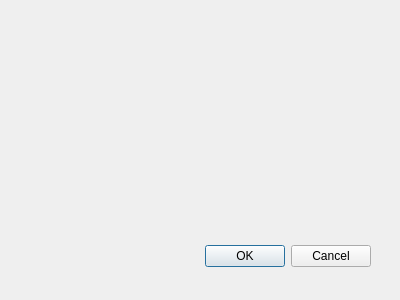
Before: the Qt Designer form bounding_geometries_dialog_base.ui in kuma-gzt/bounding_geometries, drawn with Qt 5.
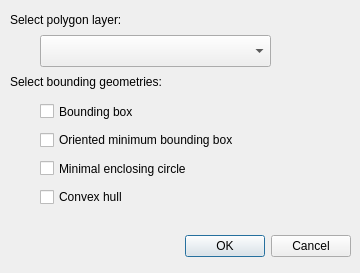
After: the same form once the commit is applied. Custom widgets are drawn as their Qt base class.

Commit message: Added dropdown menu and checkboxes

Patch:
```diff
--- a/bounding_geometries_dialog_base.ui
+++ b/bounding_geometries_dialog_base.ui
@@ -1,23 +1,23 @@
 <ui version="4.0" >
  <class>BoundingGeometriesDialogBase</class>
- <widget class="QDialog" name="BoundingGeometriesDialogBase" >
-  <property name="geometry" >
+ <widget class="QDialog" name="BoundingGeometriesDialogBase">
+  <property name="geometry">
    <rect>
     <x>0</x>
     <y>0</y>
-    <width>400</width>
-    <height>300</height>
+    <width>360</width>
+    <height>273</height>
    </rect>
   </property>
   <property name="windowTitle" >
    <string>Bounding Geometries</string>
   </property>
-  <widget class="QDialogButtonBox" name="button_box" >
-   <property name="geometry" >
+  <widget class="QDialogButtonBox" name="button_box">
+   <property name="geometry">
     <rect>
-     <x>30</x>
-     <y>240</y>
-     <width>341</width>
+     <x>130</x>
+     <y>230</y>
+     <width>221</width>
      <height>32</height>
     </rect>
    </property>
@@ -28,7 +28,110 @@
     <set>QDialogButtonBox::Cancel|QDialogButtonBox::Ok</set>
    </property>
   </widget>
+  <widget class="QLabel" name="label">
+   <property name="geometry">
+    <rect>
+     <x>10</x>
+     <y>11</y>
+     <width>123</width>
+     <height>18</height>
+    </rect>
+   </property>
+   <property name="text">
+    <string>Select polygon layer:</string>
+   </property>
+  </widget>
+  <widget class="QgsMapLayerComboBox" name="mMapLayerComboBox">
+   <property name="geometry">
+    <rect>
+     <x>40</x>
+     <y>35</y>
+     <width>231</width>
+     <height>32</height>
+    </rect>
+   </property>
+  </widget>
+  <widget class="QLabel" name="label_2">
+   <property name="geometry">
+    <rect>
+     <x>10</x>
+     <y>73</y>
+     <width>171</width>
+     <height>18</height>
+    </rect>
+   </property>
+   <property name="text">
+    <string>Select bounding geometries:</string>
+   </property>
+  </widget>
+  <widget class="QWidget" name="">
+   <property name="geometry">
+    <rect>
+     <x>40</x>
+     <y>100</y>
+     <width>232</width>
+     <height>108</height>
+    </rect>
+   </property>
+   <layout class="QVBoxLayout" name="verticalLayout">
+    <item>
+     <widget class="QSplitter" name="splitter">
+      <property name="orientation">
+       <enum>Qt::Horizontal</enum>
+      </property>
+      <widget class="QCheckBox" name="chBox_BoundingBox">
+       <property name="text">
+        <string>Bounding box</string>
+       </property>
+      </widget>
+     </widget>
+    </item>
+    <item>
+     <widget class="QSplitter" name="splitter_2">
+      <property name="orientation">
+       <enum>Qt::Horizontal</enum>
+      </property>
+      <widget class="QCheckBox" name="chBox_OrientMinBoundingBox">
+       <property name="text">
+        <string>Oriented minimum bounding box</string>
+       </property>
+      </widget>
+     </widget>
+    </item>
+    <item>
+     <widget class="QSplitter" name="splitter_3">
+      <property name="orientation">
+       <enum>Qt::Horizontal</enum>
+      </property>
+      <widget class="QCheckBox" name="chBox_MinEnclosingCircle">
+       <property name="text">
+        <string>Minimal enclosing circle</string>
+       </property>
+      </widget>
+     </widget>
+    </item>
+    <item>
+     <widget class="QSplitter" name="splitter_4">
+      <property name="orientation">
+       <enum>Qt::Horizontal</enum>
+      </property>
+      <widget class="QCheckBox" name="chBox_ConvexHull">
+       <property name="text">
+        <string>Convex hull</string>
+       </property>
+      </widget>
+     </widget>
+    </item>
+   </layout>
+  </widget>
  </widget>
+ <customwidgets>
+  <customwidget>
+   <class>QgsMapLayerComboBox</class>
+   <extends>QComboBox</extends>
+   <header>qgsmaplayercombobox.h</header>
+  </customwidget>
+ </customwidgets>
  <resources/>
  <connections>
   <connection>
```
Left out of the diff: 33 changed lines with no effect on the pictures.
